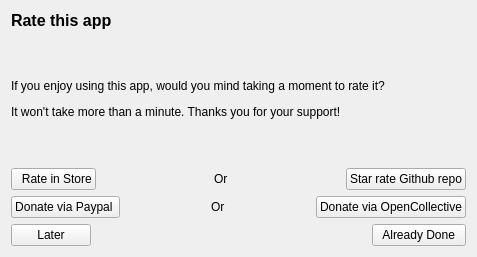
Old version of the form src/rateapp.ui in the repository keshavbhatt/whatsie.
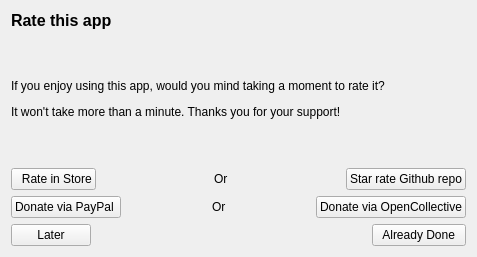
New version of the form.

Diff of the .ui file:
```diff
--- a/src/rateapp.ui
+++ b/src/rateapp.ui
@@ -117,7 +117,7 @@
        <item>
         <widget class="QPushButton" name="donate">
          <property name="text">
-          <string>Donate via Paypal </string>
+          <string>Donate via PayPal </string>
          </property>
         </widget>
        </item>
```
